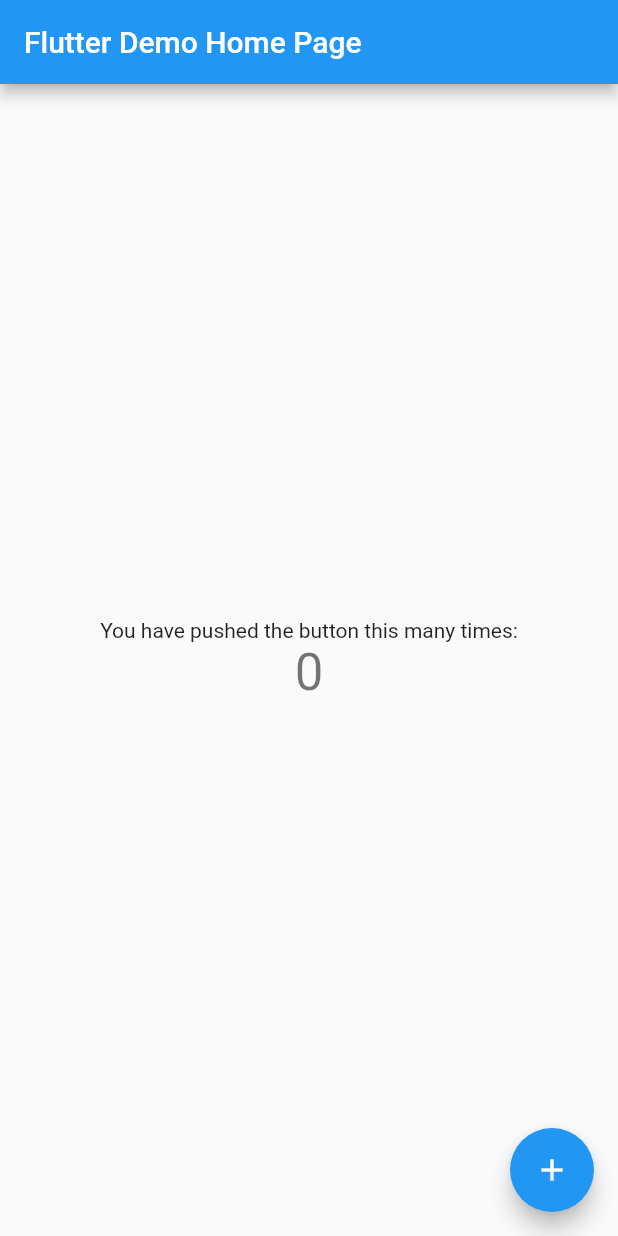
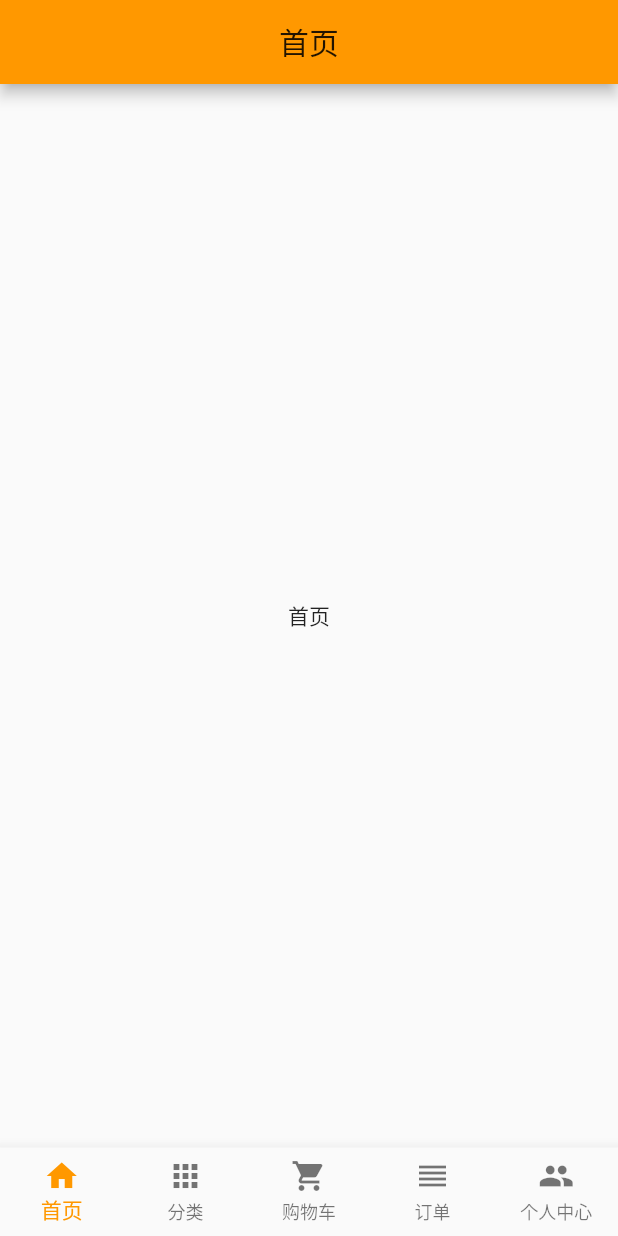
Before and after one commit to Charles2mx/Mall_Flutter, a Flutter app: the screen it shows after launch, on a phone screen of 412 x 824 dp. Run offline on Flutter 3.47's test engine with Material 2 defaults, Android fonts, the phone set to English and light mode, and no system bars.

Commit message:
1. 主体主页布局完成。

```diff
--- a/lib/main.dart
+++ b/lib/main.dart
@@ -7,103 +7,88 @@ class MyApp extends StatelessWidget {
   @override
   Widget build(BuildContext context) {
     return new MaterialApp(
-      title: 'Flutter Demo',
+      title: 'Mall Flutter',
       theme: new ThemeData(
-        // This is the theme of your application.
-        //
-        // Try running your application with "flutter run". You'll see the
-        // application has a blue toolbar. Then, without quitting the app, try
-        // changing the primarySwatch below to Colors.green and then invoke
-        // "hot reload" (press "r" in the console where you ran "flutter run",
-        // or press Run > Flutter Hot Reload in IntelliJ). Notice that the
-        // counter didn't reset back to zero; the application is not restarted.
-        primarySwatch: Colors.blue,
+        primarySwatch: Colors.orange,
       ),
-      home: new MyHomePage(title: 'Flutter Demo Home Page'),
+      home: new MainPage(),
     );
   }
 }
 
-class MyHomePage extends StatefulWidget {
-  MyHomePage({Key key, this.title}) : super(key: key);
+class MainPage extends StatefulWidget {
+  @override
+  _MainPageState createState() => new _MainPageState();
+}
 
-  // This widget is the home page of your application. It is stateful, meaning
-  // that it has a State object (defined below) that contains fields that affect
-  // how it looks.
-
-  // This class is the configuration for the state. It holds the values (in this
-  // case the title) provided by the parent (in this case the App widget) and
-  // used by the build method of the State. Fields in a Widget subclass are
-  // always marked "final".
-
-  final String title;
+class _MainPageState extends State<MainPage>
+    with SingleTickerProviderStateMixin {
+  int _navCurrentIndex = 0; //当前选中的页面下标
+  TabController tabController;
 
   @override
-  _MyHomePageState createState() => new _MyHomePageState();
-}
-
-class _MyHomePageState extends State<MyHomePage> {
-  int _counter = 0;
-
-  void _incrementCounter() {
-    setState(() {
-      // This call to setState tells the Flutter framework that something has
-      // changed in this State, which causes it to rerun the build method below
-      // so that the display can reflect the updated values. If we changed
-      // _counter without calling setState(), then the build method would not be
-      // called again, and so nothing would appear to happen.
-      _counter++;
-    });
+  void initState() {
+    super.initState();
+    tabController = new TabController(length: 3, vsync: this);
   }
 
   @override
   Widget build(BuildContext context) {
-    // This method is rerun every time setState is called, for instance as done
-    // by the _incrementCounter method above.
-    //
-    // The Flutter framework has been optimized to make rerunning build methods
-    // fast, so that you can just rebuild anything that needs updating rather
-    // than having to individually change instances of widgets.
+    AppBar appBar = new AppBar(
+      title: new Text('首页'),
+      centerTitle: true,
+    );
+
+    Widget body = new Center(
+      child: new Column(
+        mainAxisAlignment: MainAxisAlignment.center,
+        children: <Widget>[
+          new Text('首页'),
+        ],
+      ),
+    );
+
+    BottomNavigationBar botNavBar = new BottomNavigationBar(
+      type: BottomNavigationBarType.fixed,
+      currentIndex: _navCurrentIndex,
+      items: [
+        new BottomNavigationBarItem(
+          icon: new Icon(Icons.home),
+          title: new Text('首页'),
+          backgroundColor: Colors.blue[500],
+        ),
+        new BottomNavigationBarItem(
+          icon: new Icon(Icons.apps),
+          title: new Text('分类'),
+          backgroundColor: Colors.blue[500],
+        ),
+        new BottomNavigationBarItem(
+          icon: new Icon(Icons.shopping_cart),
+          title: new Text('购物车'),
+          backgroundColor: Colors.blue[500],
+        ),
+        new BottomNavigationBarItem(
+          icon: new Icon(Icons.reorder),
+          title: new Text('订单'),
+          backgroundColor: Colors.blue[500],
+        ),
+        new BottomNavigationBarItem(
+          icon: new Icon(Icons.people),
+          title: new Text('个人中心'),
+          backgroundColor: Colors.blue[500],
+        ),
+      ],
+      onTap: (int index) {
+        setState(() {
+          _navCurrentIndex = index;
+        });
+      },
+    );
     return new Scaffold(
-      appBar: new AppBar(
-        // Here we take the value from the MyHomePage object that was created by
-        // the App.build method, and use it to set our appbar title.
-        title: new Text(widget.title),
-      ),
-      body: new Center(
-        // Center is a layout widget. It takes a single child and positions it
-        // in the middle of the parent.
-        child: new Column(
-          // Column is also layout widget. It takes a list of children and
-          // arranges them vertically. By default, it sizes itself to fit its
-          // children horizontally, and tries to be as tall as its parent.
-          //
-          // Invoke "debug paint" (press "p" in the console where you ran
-          // "flutter run", or select "Toggle Debug Paint" from the Flutter tool
-          // window in IntelliJ) to see the wireframe for each widget.
-          //
-          // Column has various properties to control how it sizes itself and
-          // how it positions its children. Here we use mainAxisAlignment to
-          // center the children vertically; the main axis here is the vertical
-          // axis because Columns are vertical (the cross axis would be
-          // horizontal).
-          mainAxisAlignment: MainAxisAlignment.center,
-          children: <Widget>[
-            new Text(
-              'You have pushed the button this many times:',
-            ),
-            new Text(
-              '$_counter',
-              style: Theme.of(context).textTheme.display1,
-            ),
-          ],
-        ),
-      ),
-      floatingActionButton: new FloatingActionButton(
-        onPressed: _incrementCounter,
-        tooltip: 'Increment',
-        child: new Icon(Icons.add),
-      ), // This trailing comma makes auto-formatting nicer for build methods.
+      appBar: appBar,
+      body: body,
+      bottomNavigationBar:
+          botNavBar, // This trailing comma makes auto-formatting nicer for build methods.
     );
   }
 }
```
